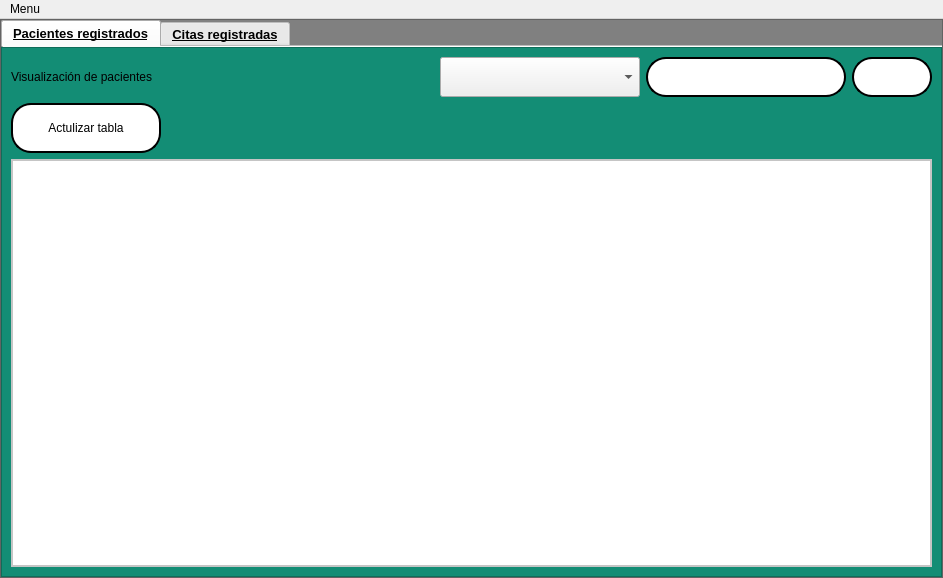
Above: interfaces/paciente_view.ui from Reinaldito04/App-Consultas-y-Historias-Medicas before the change. Below: the same form after it.
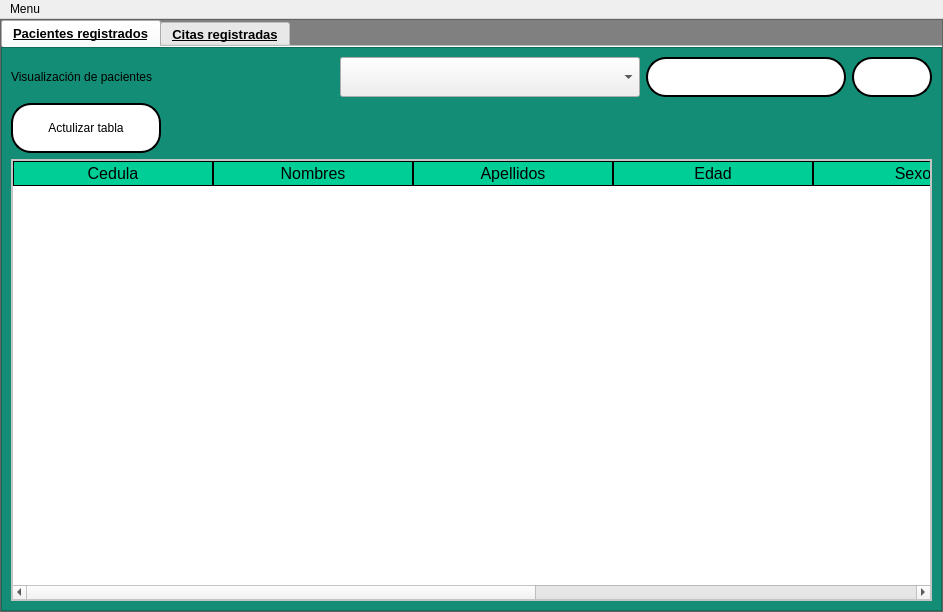
That is the form after the change. The open tabs and pages were chosen to show the change. Icons and pictures are not drawn.

Commit message: View de pacientes Ajustar: Visualizacion de pacientes en QTalbleWidget (boton actualizar tabla) Agg codigo a la funcion de busqueda y extraccion de la base de datos Conjuntamente con el filtro

```diff
--- a/interfaces/paciente_view.ui
+++ b/interfaces/paciente_view.ui
@@ -7,7 +7,7 @@
     <x>0</x>
     <y>0</y>
     <width>943</width>
-    <height>578</height>
+    <height>612</height>
    </rect>
   </property>
   <property name="windowTitle">
@@ -175,13 +175,13 @@
                  <widget class="QComboBox" name="filtro">
                   <property name="minimumSize">
                    <size>
-                    <width>200</width>
+                    <width>300</width>
                     <height>40</height>
                    </size>
                   </property>
                   <property name="maximumSize">
                    <size>
-                    <width>200</width>
+                    <width>300</width>
                     <height>40</height>
                    </size>
                   </property>
@@ -334,7 +334,58 @@
                   <number>0</number>
                  </property>
                  <item>
-                  <widget class="QTableWidget" name="tabla_p"/>
+                  <widget class="QTableWidget" name="tabla_p">
+                   <attribute name="horizontalHeaderMinimumSectionSize">
+                    <number>100</number>
+                   </attribute>
+                   <attribute name="horizontalHeaderDefaultSectionSize">
+                    <number>200</number>
+                   </attribute>
+                   <attribute name="horizontalHeaderShowSortIndicator" stdset="0">
+                    <bool>false</bool>
+                   </attribute>
+                   <attribute name="horizontalHeaderStretchLastSection">
+                    <bool>true</bool>
+                   </attribute>
+                   <attribute name="verticalHeaderVisible">
+                    <bool>true</bool>
+                   </attribute>
+                   <column>
+                    <property name="text">
+                     <string>Cedula</string>
+                    </property>
+                   </column>
+                   <column>
+                    <property name="text">
+                     <string>Nombres</string>
+                    </property>
+                   </column>
+                   <column>
+                    <property name="text">
+                     <string>Apellidos</string>
+                    </property>
+                   </column>
+                   <column>
+                    <property name="text">
+                     <string>Edad</string>
+                    </property>
+                   </column>
+                   <column>
+                    <property name="text">
+                     <string>Sexo</string>
+                    </property>
+                   </column>
+                   <column>
+                    <property name="text">
+                     <string>Telefono</string>
+                    </property>
+                   </column>
+                   <column>
+                    <property name="text">
+                     <string>Fecha</string>
+                    </property>
+                   </column>
+                  </widget>
                  </item>
                 </layout>
                </widget>
```
Left out of the diff: 6 changed lines with no effect on the pictures. The commit also changes 3 other files.
